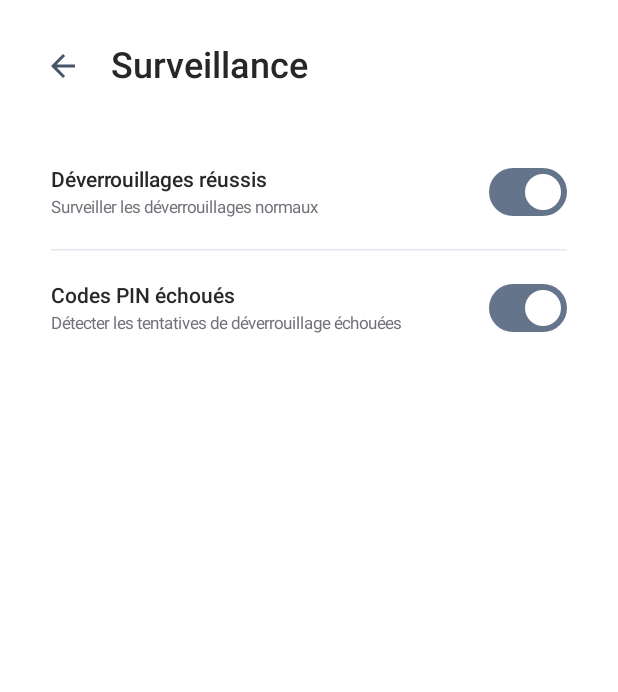
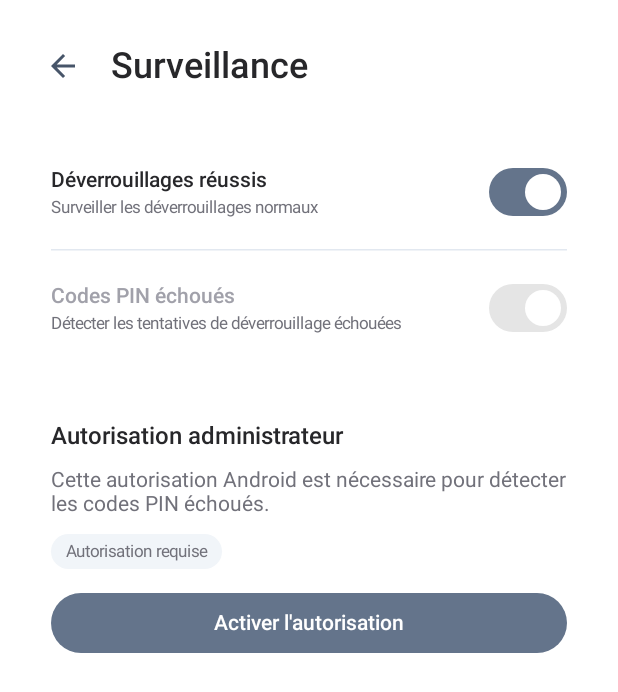
Before and after one commit to lucentis/intruder, an Android app built with Jetpack Compose: the composable SettingsScreen shown on its own in the app's theme, after a tap on "Surveillance", on a phone screen of 412 x 824 dp. Shown: the top 692 px of the screen. Run offline under Robolectric (Android 15) with nearby library versions, the phone set to English and light mode, and no system bars.

Commit message:
feat: made monitoring screen

```diff
--- a/app/src/main/java/fr/lucentis/intruder/presentation/settings/SettingsNavigation.kt
+++ b/app/src/main/java/fr/lucentis/intruder/presentation/settings/SettingsNavigation.kt
@@ -18,6 +18,8 @@ import fr.lucentis.intruder.presentation.settings.screens.TechnicalNotifications
 fun SettingsNavigation(
     navController: NavHostController,
     settings: AppSettings,
+    isAdminActive: Boolean,
+    onActivateAdmin: () -> Unit,
     onToggleGlobalProtection: () -> Unit,
     onToggleFailedAttempts: () -> Unit,
     onToggleSuccessfulUnlocks: () -> Unit
@@ -46,7 +48,9 @@ fun SettingsNavigation(
         composable(SettingsDestination.MONITORING.route) {
             MonitoringScreen(
                 settings = settings,
+                isAdminActive = isAdminActive,
                 onBack = { navController.popBackStack() },
+                onActivateAdmin = onActivateAdmin,
                 onToggleFailedAttempts = onToggleFailedAttempts,
                 onToggleSuccessfulUnlocks = onToggleSuccessfulUnlocks
             )
--- a/app/src/main/java/fr/lucentis/intruder/presentation/settings/SettingsScreen.kt
+++ b/app/src/main/java/fr/lucentis/intruder/presentation/settings/SettingsScreen.kt
@@ -8,6 +8,8 @@ import fr.lucentis.intruder.domain.model.AppSettings
 @Composable
 fun SettingsScreen(
     settings: AppSettings,
+    isAdminActive: Boolean,
+    onActivateAdmin: () -> Unit,
     onToggleGlobalProtection: () -> Unit,
     onToggleFailedAttempts: () -> Unit,
     onToggleSuccessfulUnlocks: () -> Unit
@@ -17,6 +19,8 @@ fun SettingsScreen(
     SettingsNavigation(
         navController = navController,
         settings = settings,
+        isAdminActive = isAdminActive,
+        onActivateAdmin = onActivateAdmin,
         onToggleGlobalProtection = onToggleGlobalProtection,
         onToggleFailedAttempts = onToggleFailedAttempts,
         onToggleSuccessfulUnlocks = onToggleSuccessfulUnlocks
--- a/app/src/main/java/fr/lucentis/intruder/presentation/settings/screens/MonitoringScreen.kt
+++ b/app/src/main/java/fr/lucentis/intruder/presentation/settings/screens/MonitoringScreen.kt
@@ -7,9 +7,12 @@ import androidx.compose.foundation.layout.Row
 import androidx.compose.foundation.layout.fillMaxSize
 import androidx.compose.foundation.layout.fillMaxWidth
 import androidx.compose.foundation.layout.padding
+import androidx.compose.material3.Button
+import androidx.compose.material3.ButtonDefaults
 import androidx.compose.material3.HorizontalDivider
 import androidx.compose.material3.Switch
 import androidx.compose.material3.Text
+import androidx.compose.material3.TextButton
 import androidx.compose.runtime.Composable
 import androidx.compose.ui.Alignment
 import androidx.compose.ui.Modifier
@@ -17,13 +20,16 @@ import androidx.compose.ui.unit.dp
 import fr.lucentis.intruder.domain.model.AppSettings
 import fr.lucentis.intruder.presentation.settings.components.SettingsCategoryCard
 import fr.lucentis.intruder.presentation.settings.components.SettingsPageHeader
+import fr.lucentis.intruder.presentation.settings.components.SettingsStatusBadge
 import fr.lucentis.intruder.presentation.theme.IntruderColors
 import fr.lucentis.intruder.presentation.theme.IntruderTypography
 
 @Composable
 fun MonitoringScreen(
     settings: AppSettings,
+    isAdminActive: Boolean,
     onBack: () -> Unit,
+    onActivateAdmin: () -> Unit,
     onToggleFailedAttempts: () -> Unit,
     onToggleSuccessfulUnlocks: () -> Unit
 ) {
@@ -56,8 +62,61 @@ fun MonitoringScreen(
                     title = "Codes PIN échoués",
                     description = "Détecter les tentatives de déverrouillage échouées",
                     checked = settings.monitorFailedAttempts,
+                    enabled = isAdminActive,
                     onCheckedChange = onToggleFailedAttempts
                 )
+            }
+        }
+
+        SettingsCategoryCard {
+            Column(
+                modifier = Modifier
+                    .fillMaxWidth()
+                    .padding(16.dp),
+                verticalArrangement = Arrangement.spacedBy(12.dp)
+            ) {
+                Text(
+                    text = "Autorisation administrateur",
+                    style = IntruderTypography.TitleSmall,
+                    color = IntruderColors.TextPrimary
+                )
+
+                Text(
+                    text = "Cette autorisation Android est nécessaire pour détecter les codes PIN échoués.",
+                    style = IntruderTypography.Body,
+                    color = IntruderColors.TextSecondary
+                )
+
+                SettingsStatusBadge(
+                    label = if (isAdminActive) {
+                        "Autorisation accordée"
+                    } else {
+                        "Autorisation requise"
+                    },
+                    positive = isAdminActive
+                )
+
+                if (!isAdminActive) {
+                    Button(
+                        onClick = onActivateAdmin,
+                        colors = ButtonDefaults.buttonColors(
+                            containerColor = IntruderColors.Primary,
+                            contentColor = IntruderColors.OnPrimary
+                        ),
+                        modifier = Modifier.fillMaxWidth()
+                    ) {
+                        Text(
+                            text = "Activer l'autorisation",
+                            style = IntruderTypography.BodyMedium
+                        )
+                    }
+                } else {
+                    Text(
+                        text = "La détection des codes PIN échoués peut être utilisée.",
+                        style = IntruderTypography.Caption,
+                        color = IntruderColors.Success
+                    )
+                }
             }
         }
     }
@@ -68,6 +127,7 @@ private fun MonitoringSwitchRow(
     title: String,
     description: String,
     checked: Boolean,
+    enabled: Boolean = true,
     onCheckedChange: () -> Unit
 ) {
     Row(
@@ -81,7 +141,11 @@ private fun MonitoringSwitchRow(
             Text(
                 text = title,
                 style = IntruderTypography.BodyMedium,
-                color = IntruderColors.TextPrimary
+                color = if (enabled) {
+                    IntruderColors.TextPrimary
+                } else {
+                    IntruderColors.TextTertiary
+                }
             )
 
             Text(
@@ -93,6 +157,7 @@ private fun MonitoringSwitchRow(
 
         Switch(
             checked = checked,
+            enabled = enabled,
             onCheckedChange = { onCheckedChange() }
         )
     }
```
Also changed, not shown: app/src/main/java/fr/lucentis/intruder/presentation/navigation/AppNavigation.kt (+17 -0 lines).
